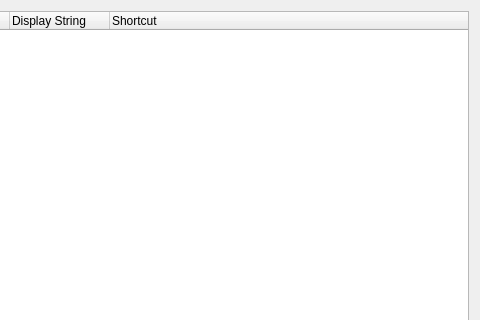
First picture: the form in Code/Tools/GuiFoundation/Dialogs/ShortcutEditorDlg.ui, repository ezEngine/ezEngine, before the edit; both pictures show x 102 to 582 and y 0 to 320 of the 582 by 596 pixel window.
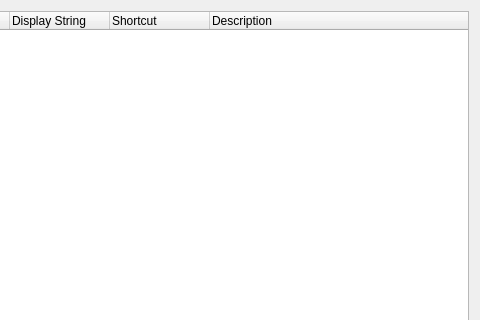
Second picture: the form after the edit. Icons and pictures are not drawn.

Commit message: Cleaned up the shortcuts a bit * some are more in line with Unreal now * toggle grid: G * toggle shape icons: I * toggle visualizers: V * toggle selection highlight: S * transform assets: CTRL+E (like scene export) * "keep simulation changes": K (renamed to be like Unreal) * group selected objects: CTRL+G * snap to grid: CTRL+End

```diff
--- a/Code/Tools/GuiFoundation/Dialogs/ShortcutEditorDlg.ui
+++ b/Code/Tools/GuiFoundation/Dialogs/ShortcutEditorDlg.ui
@@ -24,7 +24,7 @@
       <bool>true</bool>
      </property>
      <property name="columnCount">
-      <number>3</number>
+      <number>4</number>
      </property>
      <column>
       <property name="text">
@@ -41,6 +41,11 @@
        <string>Shortcut</string>
       </property>
      </column>
+     <column>
+      <property name="text">
+       <string>Description</string>
+      </property>
+     </column>
     </widget>
    </item>
    <item>
```
The commit also changes 12 other files.
